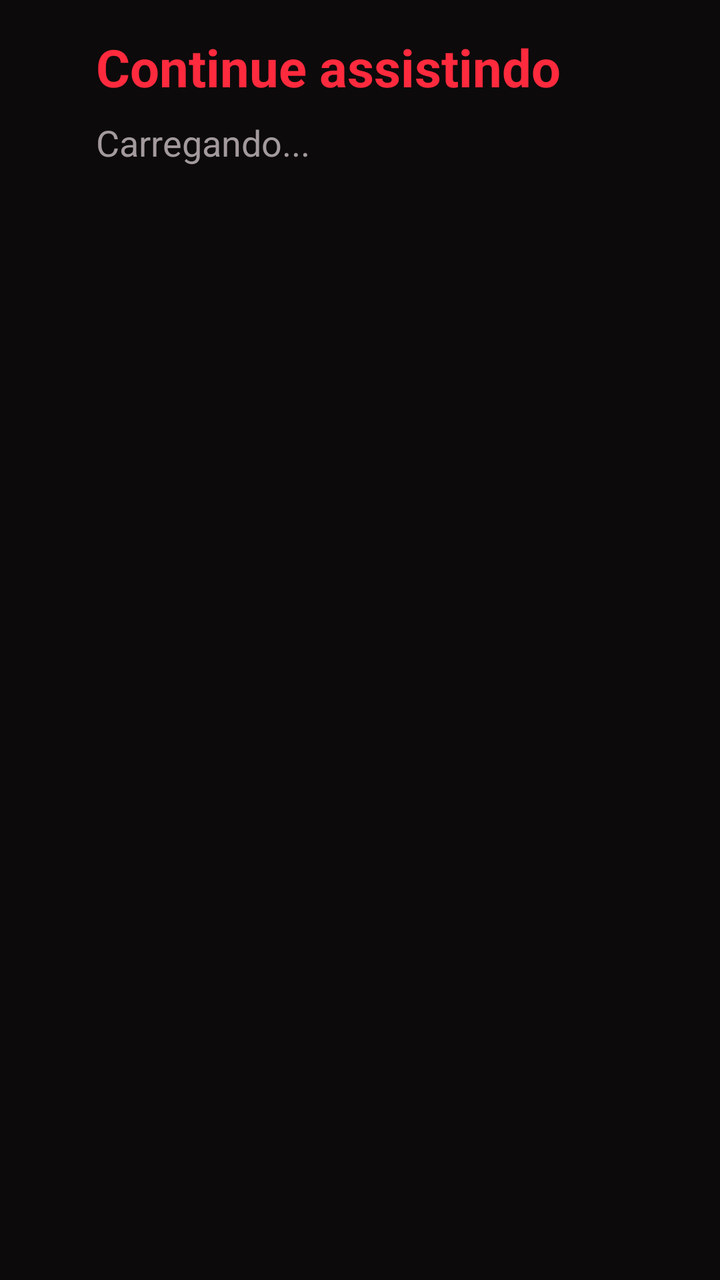
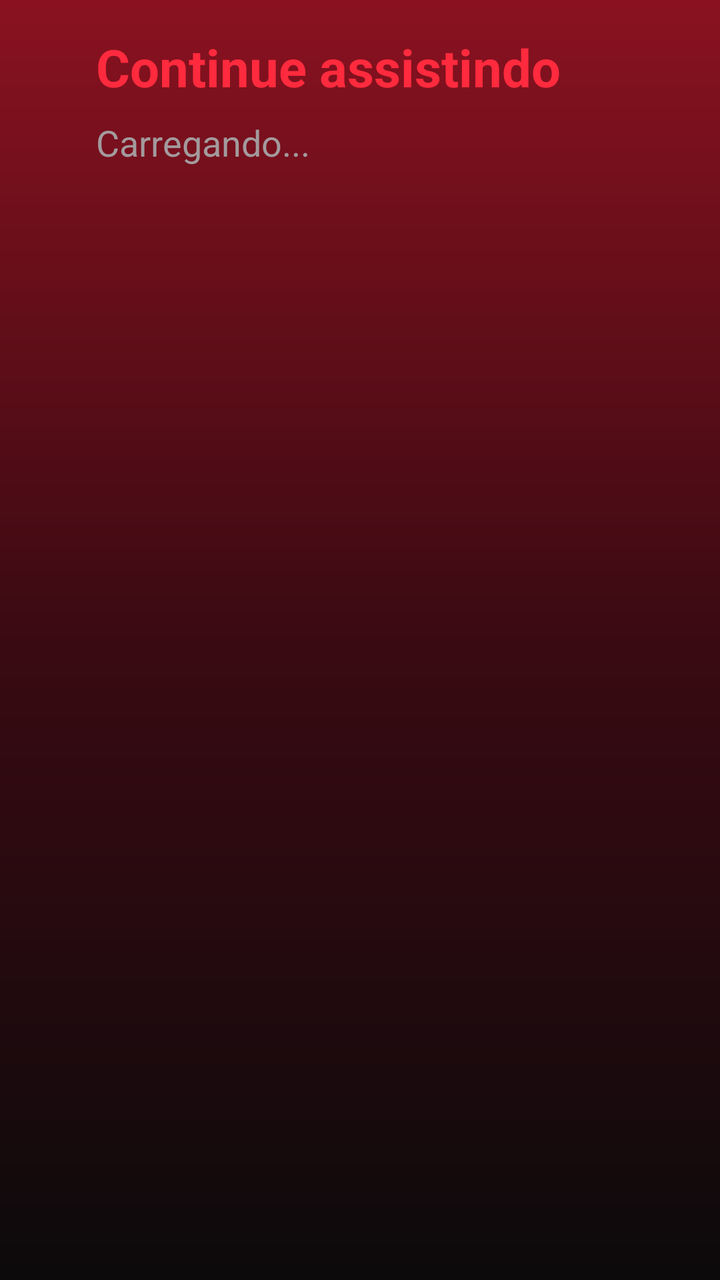

Before-and-after screenshots of an Android layout around one commit, followed by the original layout XML and the change that was made.
<!-- AndroidManifest.xml: application theme android:Theme.Material.NoActionBar -->
<!-- res/layout/activity_continue.xml -->
<?xml version="1.0" encoding="utf-8"?>
<LinearLayout xmlns:android="http://schemas.android.com/apk/res/android"
    android:layout_width="match_parent"
    android:layout_height="match_parent"
    android:background="#0C0A0B"
    android:orientation="vertical"
    android:paddingStart="48dp"
    android:paddingTop="16dp"
    android:paddingEnd="48dp"
    android:paddingBottom="16dp">

    <TextView
        android:layout_width="match_parent"
        android:layout_height="wrap_content"
        android:text="Continue assistindo"
        android:textColor="#FF2A3D"
        android:textSize="26sp"
        android:textStyle="bold" />

    <TextView
        android:id="@+id/tv_continue_status"
        android:layout_width="match_parent"
        android:layout_height="wrap_content"
        android:layout_marginTop="8dp"
        android:text="Carregando..."
        android:textColor="#A39A9D"
        android:textSize="18sp" />

    <ListView
        android:id="@+id/lv_continue"
        android:layout_width="match_parent"
        android:layout_height="0dp"
        android:layout_marginTop="8dp"
        android:layout_weight="1"
        android:divider="@android:color/transparent"
        android:dividerHeight="6dp"
        android:drawSelectorOnTop="false"
        android:listSelector="@drawable/bg_button" />

</LinearLayout>
<!-- resources referenced by this layout -->
<resources>
  <!-- drawable bg_button (drawable) -->
  <?xml version="1.0" encoding="utf-8"?>
  <selector xmlns:android="http://schemas.android.com/apk/res/android">
  
      <item android:state_focused="true">
          <shape android:shape="rectangle">
              <solid android:color="#E50914" />
              <stroke
                  android:width="4dp"
                  android:color="#FFFFFF" />
              <corners android:radius="12dp" />
          </shape>
      </item>
  
      <item android:state_pressed="true">
          <shape android:shape="rectangle">
              <solid android:color="#B20710" />
              <stroke
                  android:width="4dp"
                  android:color="#FFFFFF" />
              <corners android:radius="12dp" />
          </shape>
      </item>
  
      <item>
          <shape android:shape="rectangle">
              <solid android:color="#3A3034" />
              <stroke
                  android:width="2dp"
                  android:color="#4D4145" />
              <corners android:radius="12dp" />
          </shape>
      </item>
  
  </selector>
</resources>

<!-- the commit's change to res/layout/activity_continue.xml (unified diff, before → after) -->
@@ -2,7 +2,7 @@
 <LinearLayout xmlns:android="http://schemas.android.com/apk/res/android"
     android:layout_width="match_parent"
     android:layout_height="match_parent"
-    android:background="#0C0A0B"
+    android:background="@drawable/bg_gradient"
     android:orientation="vertical"
     android:paddingStart="48dp"
     android:paddingTop="16dp"
<!-- resource entries referenced after the edit -->
@@ -35,5 +35,16 @@
       </item>
   
   </selector>
+  <!-- drawable bg_gradient (drawable) -->
+  <?xml version="1.0" encoding="utf-8"?>
+  <shape xmlns:android="http://schemas.android.com/apk/res/android"
+      android:shape="rectangle">
+      <gradient
+          android:angle="270"
+          android:centerColor="#3A0A12"
+          android:endColor="#0C0A0B"
+          android:startColor="#8A1220"
+          android:type="linear" />
+  </shape>
 </resources>
 
